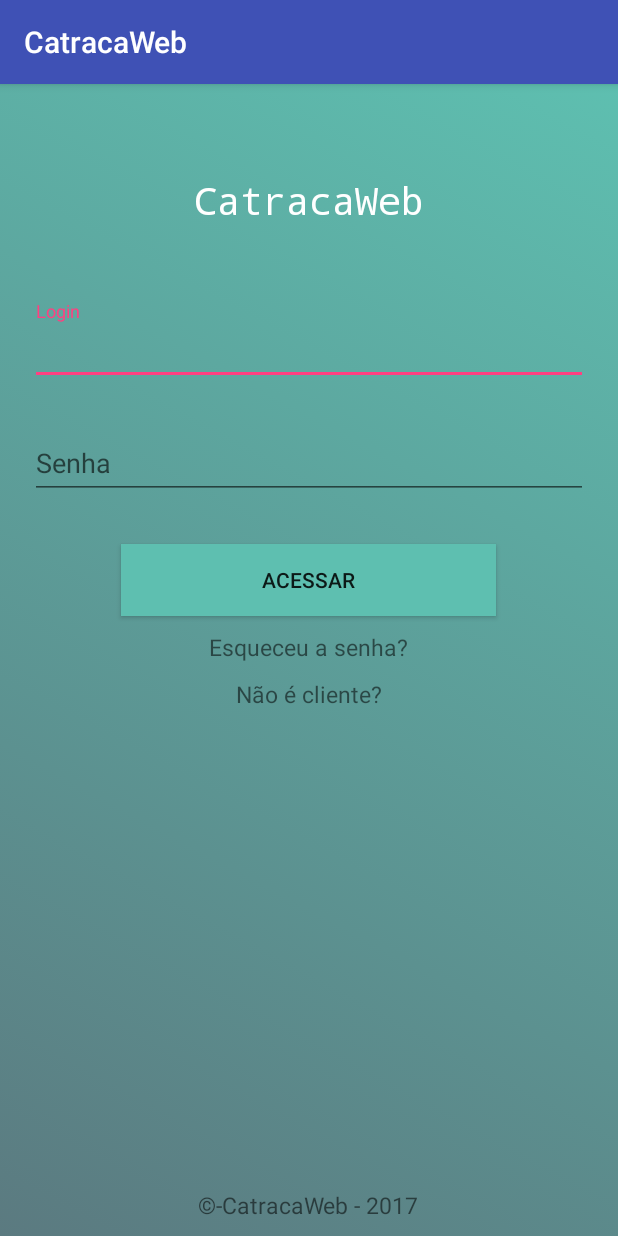
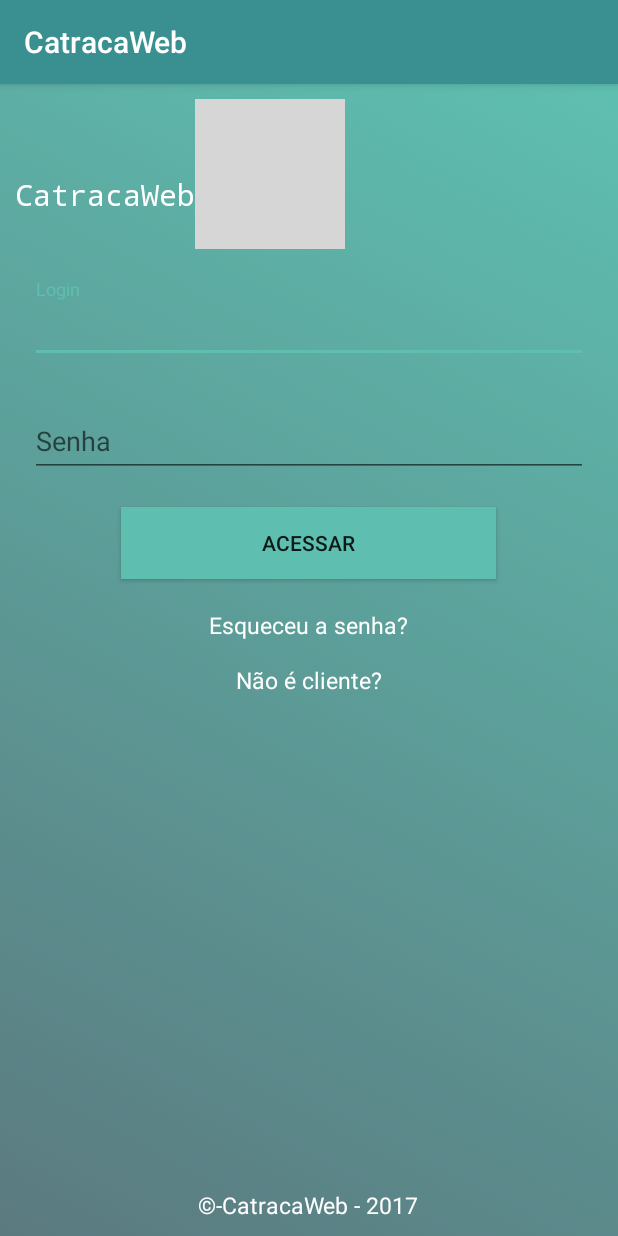
Before and after one commit to rafafreitas/catraca_web_app, an Android app: the screen it shows after launch (MainActivity), on a phone screen of 412 x 824 dp. Run offline under Robolectric (Android 15) with nearby library versions, the phone set to English and light mode, and no system bars; grey boxes are pictures that could not be loaded.

Commit message:
Modificações na tela de Login.

```diff
--- a/app/build.gradle
+++ b/app/build.gradle
@@ -4,7 +4,7 @@ android {
     compileSdkVersion 26
     defaultConfig {
         applicationId "com.example.rafael.catraca_web_app"
-        minSdkVersion 23
+        minSdkVersion 22
         targetSdkVersion 26
         versionCode 1
         versionName "1.0"
--- a/app/src/main/res/layout/activity_main.xml
+++ b/app/src/main/res/layout/activity_main.xml
@@ -10,38 +10,48 @@
     tools:context="com.example.rafael.catraca_web_app.MainActivity">
 
     <RelativeLayout
-        android:layout_width="match_parent"
+        android:layout_width="wrap_content"
         android:layout_height="wrap_content">
 
         <TextView
             android:id="@+id/txt"
-            android:layout_width="match_parent"
+            android:layout_width="wrap_content"
             android:layout_height="wrap_content"
             android:fontFamily="monospace"
             android:gravity="center"
             android:text="@string/app_name_ok"
             android:textColor="@color/colorWhite"
-            android:textSize="25dp"
+            android:textSize="20dp"
             android:layout_marginTop="50dp"
             />
+
+        <ImageView
+            android:layout_width="wrap_content"
+            android:layout_height="wrap_content"
+            android:layout_toRightOf="@+id/txt"
+            android:minHeight="100dp"
+            android:minWidth="100dp"
+            android:src="@mipmap/catraca_home" />
     </RelativeLayout>
 
     <android.support.design.widget.TextInputLayout
         android:id="@+id/input_layout_login"
         android:layout_width="match_parent"
         android:layout_height="wrap_content"
-        android:layout_marginTop="50dp"
+        android:layout_marginTop="20dp"
         android:paddingRight="10dp"
         android:paddingLeft="10dp"
         >
 
         <EditText
             android:id="@+id/input_login"
+            android:inputType="text"
+            android:imeOptions="actionNext"
+            android:maxLines="1"
             android:layout_width="match_parent"
             android:layout_height="wrap_content"
             android:hint="@string/hint_login"
-            android:textColorHint="@color/colorAccent"
-            android:textColor="@color/colorWhite"
+
             />
 
     </android.support.design.widget.TextInputLayout>
@@ -53,14 +63,19 @@
         android:layout_marginTop="20dp"
         android:paddingRight="10dp"
         android:paddingLeft="10dp"
+
         >
 
         <EditText
             android:id="@+id/input_pass"
+            android:imeOptions="actionDone"
+            android:inputType="textPassword"
+            android:maxLines="1"
             android:layout_width="match_parent"
             android:layout_height="wrap_content"
             android:hint="@string/hint_pass"
-            android:textColorHint="@color/colorWhite"
+            android:textColorHint="@color/colorAccent"
+            android:textColor="@color/colorBlack"
             />
 
     </android.support.design.widget.TextInputLayout>
@@ -71,24 +86,28 @@
         android:layout_gravity="center"
         android:text="@string/btn_access"
         android:background="@color/color_btn"
-        android:layout_marginTop="30dp"
+        android:layout_marginTop="20dp"
 
         />
     <TextView
         android:layout_width="wrap_content"
         android:layout_height="wrap_content"
         android:layout_gravity="center"
-        android:layout_marginTop="10dp"
+        android:layout_marginTop="20dp"
         android:textSize="7pt"
-        android:text="@string/btn_forgot"/>
+        android:text="@string/btn_forgot"
+        android:textColor="@color/colorWhite"
+        />
 
     <TextView
         android:layout_width="wrap_content"
         android:layout_height="wrap_content"
         android:layout_gravity="center"
-        android:layout_marginTop="10dp"
+        android:layout_marginTop="15dp"
         android:textSize="7pt"
-        android:text="@string/btn_new_client"/>
+        android:text="@string/btn_new_client"
+        android:textColor="@color/colorWhite"
+        />
 
     <RelativeLayout
         android:layout_width="wrap_content"
@@ -100,8 +119,10 @@
             android:layout_height="wrap_content"
             android:layout_alignParentBottom="true"
             android:textSize="7pt"
+            android:text="@string/info_copyright"
+            android:textColor="@color/colorWhite"
 
-            android:text="@string/info_copyright"/>
+            />
 
     </RelativeLayout>
 
--- a/app/src/main/res/mipmap-anydpi-v26/ic_launcher.xml
+++ b/app/src/main/res/mipmap-anydpi-v26/ic_launcher.xml
@@ -1,5 +1,5 @@
 <?xml version="1.0" encoding="utf-8"?>
 <adaptive-icon xmlns:android="http://schemas.android.com/apk/res/android">
-    <background android:drawable="@drawable/ic_launcher_background" />
-    <foreground android:drawable="@drawable/ic_launcher_foreground" />
+    <background android:drawable="@drawable/ic_launcher_background"/>
+    <foreground android:drawable="@drawable/ic_launcher_foreground"/>
 </adaptive-icon>
--- a/app/src/main/res/mipmap-anydpi-v26/ic_launcher_round.xml
+++ b/app/src/main/res/mipmap-anydpi-v26/ic_launcher_round.xml
@@ -1,5 +1,5 @@
 <?xml version="1.0" encoding="utf-8"?>
 <adaptive-icon xmlns:android="http://schemas.android.com/apk/res/android">
-    <background android:drawable="@drawable/ic_launcher_background" />
-    <foreground android:drawable="@drawable/ic_launcher_foreground" />
+    <background android:drawable="@drawable/ic_launcher_background"/>
+    <foreground android:drawable="@drawable/ic_launcher_foreground"/>
 </adaptive-icon>
--- a/app/src/main/res/values/colors.xml
+++ b/app/src/main/res/values/colors.xml
@@ -1,9 +1,15 @@
 <?xml version="1.0" encoding="utf-8"?>
 <resources>
-    <color name="colorWhite">#FFFFFF</color>
+    <!-- Accent FF4081-->
     <color name="colorPrimary">#3F51B5</color>
     <color name="colorPrimaryDark">#303F9F</color>
-    <color name="colorAccent">#FF4081</color>
+    <color name="colorAccent">#5EBFB0</color>
+
+    <color name="colorWhite">#FFFFFF</color>
+    <color name="colorBlack">#000000</color>
+    <color name="colorNPrimary">#3a9090</color>
+    <color name="colorNPrimaryDark">#262e2e</color>
+
     <!-- Padrões -->
     <!--color name="color_back">#5b7a80</color-->
     <color name="color_back">#5b7a80</color>
--- a/app/src/main/res/values/styles.xml
+++ b/app/src/main/res/values/styles.xml
@@ -1,10 +1,9 @@
 <resources>
-
     <!-- Base application theme. -->
     <style name="AppTheme" parent="Theme.AppCompat.Light.DarkActionBar">
         <!-- Customize your theme here. -->
-        <item name="colorPrimary">@color/colorPrimary</item>
-        <item name="colorPrimaryDark">@color/colorPrimaryDark</item>
+        <item name="colorPrimary">@color/colorNPrimary</item>
+        <item name="colorPrimaryDark">@color/colorNPrimaryDark</item>
         <item name="colorAccent">@color/colorAccent</item>
     </style>
 
--- /dev/null
+++ b/settings.gradle
@@ -0,0 +1 @@
+include ':app'
```
Also changed, not shown: app/src/main/res/drawable/ic_launcher_background.xml (+70 -166 lines), app/src/main/res/drawable/ic_launcher_foreground.xml (added, +34 -0 lines), build.gradle (added, +27 -0 lines), gradle.properties (added, +17 -0 lines), app/src/main/catraca_home-web.png (added), app/src/main/ic_launcher-web.png (added), gradle/wrapper/gradle-wrapper.properties (added).
